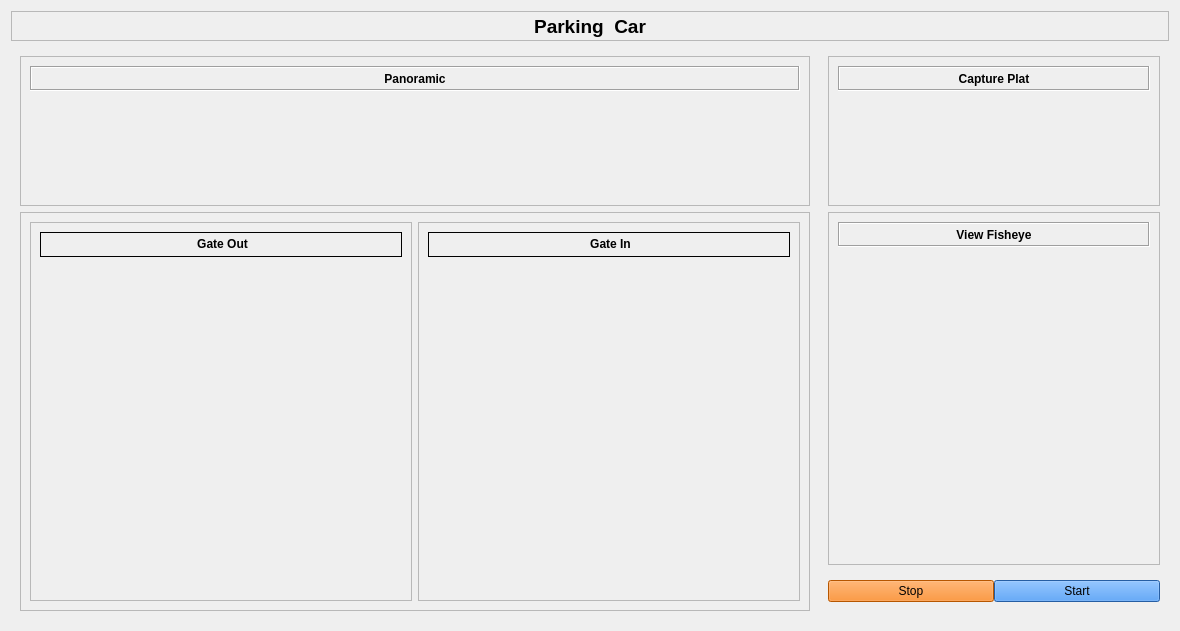
regaarz/plugin-car-parking-system, file plugin-car-parking-system/ui_main.ui: the form before one commit.
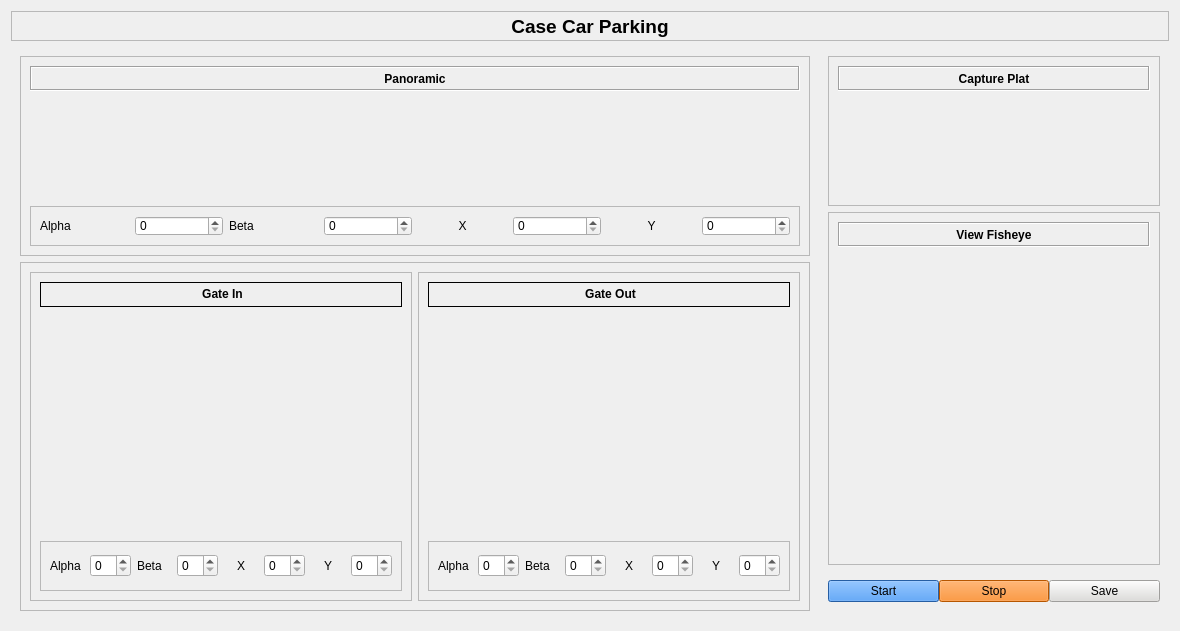
The form after the commit.

What changed in the file:
```diff
--- a/plugin-car-parking-system/ui_main.ui
+++ b/plugin-car-parking-system/ui_main.ui
@@ -72,7 +72,7 @@
          </font>
         </property>
         <property name="text">
-         <string>Parking  Car</string>
+         <string>Case Car Parking</string>
         </property>
         <property name="alignment">
          <set>Qt::AlignCenter</set>
@@ -120,7 +120,7 @@
            <property name="maximumSize">
             <size>
              <width>16777215</width>
-             <height>150</height>
+             <height>200</height>
             </size>
            </property>
            <property name="frameShape">
@@ -171,6 +171,76 @@
               </property>
              </widget>
             </item>
+            <item>
+             <widget class="QFrame" name="frame_14">
+              <property name="maximumSize">
+               <size>
+                <width>16777215</width>
+                <height>40</height>
+               </size>
+              </property>
+              <property name="frameShape">
+               <enum>QFrame::StyledPanel</enum>
+              </property>
+              <property name="frameShadow">
+               <enum>QFrame::Raised</enum>
+              </property>
+              <layout class="QHBoxLayout" name="horizontalLayout_5">
+               <item>
+                <widget class="QLabel" name="alpha_1">
+                 <property name="frameShape">
+                  <enum>QFrame::NoFrame</enum>
+                 </property>
+                 <property name="text">
+                  <string>Alpha</string>
+                 </property>
+                </widget>
+               </item>
+               <item>
+                <widget class="QSpinBox" name="spinBox_alpha_1"/>
+               </item>
+               <item>
+                <widget class="QLabel" name="beta_1">
+                 <property name="text">
+                  <string>Beta</string>
+                 </property>
+                </widget>
+               </item>
+               <item>
+                <widget class="QSpinBox" name="spinBox_beta_1"/>
+               </item>
+               <item>
+                <widget class="QLabel" name="x_1">
+                 <property name="frameShadow">
+                  <enum>QFrame::Raised</enum>
+                 </property>
+                 <property name="text">
+                  <string>X</string>
+                 </property>
+                 <property name="alignment">
+                  <set>Qt::AlignCenter</set>
+                 </property>
+                </widget>
+               </item>
+               <item>
+                <widget class="QSpinBox" name="spinBox_x_1"/>
+               </item>
+               <item>
+                <widget class="QLabel" name="y_1">
+                 <property name="text">
+                  <string>Y</string>
+                 </property>
+                 <property name="alignment">
+                  <set>Qt::AlignCenter</set>
+                 </property>
+                </widget>
+               </item>
+               <item>
+                <widget class="QSpinBox" name="spinBox_y_1"/>
+               </item>
+              </layout>
+             </widget>
+            </item>
            </layout>
           </widget>
          </item>
@@ -204,7 +274,7 @@
                   <enum>QFrame::Box</enum>
                  </property>
                  <property name="text">
-                  <string>&lt;html&gt;&lt;head/&gt;&lt;body&gt;&lt;p align=&quot;center&quot;&gt;&lt;span style=&quot; font-weight:600;&quot;&gt;Gate Out&lt;/span&gt;&lt;/p&gt;&lt;/body&gt;&lt;/html&gt;</string>
+                  <string>&lt;html&gt;&lt;head/&gt;&lt;body&gt;&lt;p align=&quot;center&quot;&gt;&lt;span style=&quot; font-weight:600;&quot;&gt;Gate In&lt;/span&gt;&lt;/p&gt;&lt;/body&gt;&lt;/html&gt;</string>
                  </property>
                 </widget>
                </item>
@@ -215,6 +285,76 @@
                  </property>
                 </widget>
                </item>
+               <item>
+                <widget class="QFrame" name="frame_6">
+                 <property name="maximumSize">
+                  <size>
+                   <width>16777215</width>
+                   <height>50</height>
+                  </size>
+                 </property>
+                 <property name="frameShape">
+                  <enum>QFrame::StyledPanel</enum>
+                 </property>
+                 <property name="frameShadow">
+                  <enum>QFrame::Raised</enum>
+                 </property>
+                 <layout class="QHBoxLayout" name="horizontalLayout_7">
+                  <item>
+                   <widget class="QLabel" name="alpha_2">
+                    <property name="frameShape">
+                     <enum>QFrame::NoFrame</enum>
+                    </property>
+                    <property name="text">
+                     <string>Alpha</string>
+                    </property>
+                   </widget>
+                  </item>
+                  <item>
+                   <widget class="QSpinBox" name="spinBox_alpha_2"/>
+                  </item>
+                  <item>
+                   <widget class="QLabel" name="beta_2">
+                    <property name="text">
+                     <string>Beta</string>
+                    </property>
+                   </widget>
+                  </item>
+                  <item>
+                   <widget class="QSpinBox" name="spinBox_beta_2"/>
+                  </item>
+                  <item>
+                   <widget class="QLabel" name="x_2">
+                    <property name="frameShadow">
+                     <enum>QFrame::Raised</enum>
+                    </property>
+                    <property name="text">
+                     <string>X</string>
+                    </property>
+                    <property name="alignment">
+                     <set>Qt::AlignCenter</set>
+                    </property>
+                   </widget>
+                  </item>
+                  <item>
+                   <widget class="QSpinBox" name="spinBox_x_2"/>
+                  </item>
+                  <item>
+                   <widget class="QLabel" name="y_2">
+                    <property name="text">
+                     <string>Y</string>
+                    </property>
+                    <property name="alignment">
+                     <set>Qt::AlignCenter</set>
+                    </property>
+                   </widget>
+                  </item>
+                  <item>
+                   <widget class="QSpinBox" name="spinBox_y_2"/>
+                  </item>
+                 </layout>
+                </widget>
+               </item>
               </layout>
              </widget>
             </item>
@@ -245,7 +385,7 @@
                   <enum>QFrame::Box</enum>
                  </property>
                  <property name="text">
-                  <string>&lt;html&gt;&lt;head/&gt;&lt;body&gt;&lt;p align=&quot;center&quot;&gt;&lt;span style=&quot; font-weight:600;&quot;&gt;Gate In&lt;/span&gt;&lt;/p&gt;&lt;/body&gt;&lt;/html&gt;</string>
+                  <string>&lt;html&gt;&lt;head/&gt;&lt;body&gt;&lt;p align=&quot;center&quot;&gt;&lt;span style=&quot; font-weight:600;&quot;&gt;Gate Out&lt;/span&gt;&lt;/p&gt;&lt;/body&gt;&lt;/html&gt;</string>
                  </property>
                 </widget>
                </item>
@@ -256,6 +396,76 @@
                  </property>
                 </widget>
                </item>
+               <item>
+                <widget class="QFrame" name="frame_9">
+                 <property name="maximumSize">
+                  <size>
+                   <width>16777215</width>
+                   <height>50</height>
+                  </size>
+                 </property>
+                 <property name="frameShape">
+                  <enum>QFrame::StyledPanel</enum>
+                 </property>
+                 <property name="frameShadow">
+                  <enum>QFrame::Raised</enum>
+                 </property>
+                 <layout class="QHBoxLayout" name="horizontalLayout_6">
+                  <item>
+                   <widget class="QLabel" name="alpha_3">
+                    <property name="frameShape">
+                     <enum>QFrame::NoFrame</enum>
+                    </property>
+                    <property name="text">
+                     <string>Alpha</string>
+                    </property>
+                   </widget>
+                  </item>
+                  <item>
+                   <widget class="QSpinBox" name="spinBox_alpha_3"/>
+                  </item>
+                  <item>
+                   <widget class="QLabel" name="beta_3">
+                    <property name="text">
+                     <string>Beta</string>
+                    </property>
+                   </widget>
+                  </item>
+                  <item>
+                   <widget class="QSpinBox" name="spinBox_beta_3"/>
+                  </item>
+                  <item>
+                   <widget class="QLabel" name="x_3">
+                    <property name="frameShadow">
+                     <enum>QFrame::Raised</enum>
+                    </property>
+                    <property name="text">
+                     <string>X</string>
+                    </property>
+                    <property name="alignment">
+                     <set>Qt::AlignCenter</set>
+                    </property>
+                   </widget>
+                  </item>
+                  <item>
+                   <widget class="QSpinBox" name="spinBox_x_3"/>
+                  </item>
+                  <item>
+                   <widget class="QLabel" name="y_3">
+                    <property name="text">
+                     <string>Y</string>
+                    </property>
+                    <property name="alignment">
+                     <set>Qt::AlignCenter</set>
+                    </property>
+                   </widget>
+                  </item>
+                  <item>
+                   <widget class="QSpinBox" name="spinBox_y_3"/>
+                  </item>
+                 </layout>
+                </widget>
+               </item>
               </layout>
              </widget>
             </item>
@@ -435,17 +645,7 @@
              <number>0</number>
             </property>
             <item>
-             <widget class="QPushButton" name="pushButton_2">
-              <property name="styleSheet">
-               <string notr="true">background-color: rgb(255, 120, 0);</string>
-              </property>
-              <property name="text">
-               <string>Stop</string>
-              </property>
-             </widget>
-            </item>
-            <item>
-             <widget class="QPushButton" name="pushButton">
+             <widget class="QPushButton" name="button_start">
               <property name="styleSheet">
                <string notr="true">background-color: rgb(53, 132, 228);</string>
               </property>
@@ -454,6 +654,26 @@
               </property>
              </widget>
             </item>
+            <item>
+             <widget class="QPushButton" name="button_stop">
+              <property name="styleSheet">
+               <string notr="true">background-color: rgb(255, 120, 0);</string>
+              </property>
+              <property name="text">
+               <string>Stop</string>
+              </property>
+             </widget>
+            </item>
+            <item>
+             <widget class="QPushButton" name="button_save">
+              <property name="styleSheet">
+               <string notr="true">background-color: rgb(222, 221, 218);</string>
+              </property>
+              <property name="text">
+               <string>Save</string>
+              </property>
+             </widget>
+            </item>
            </layout>
           </widget>
          </item>
```
Left out of the diff: 4 changed lines with no effect on the pictures.
